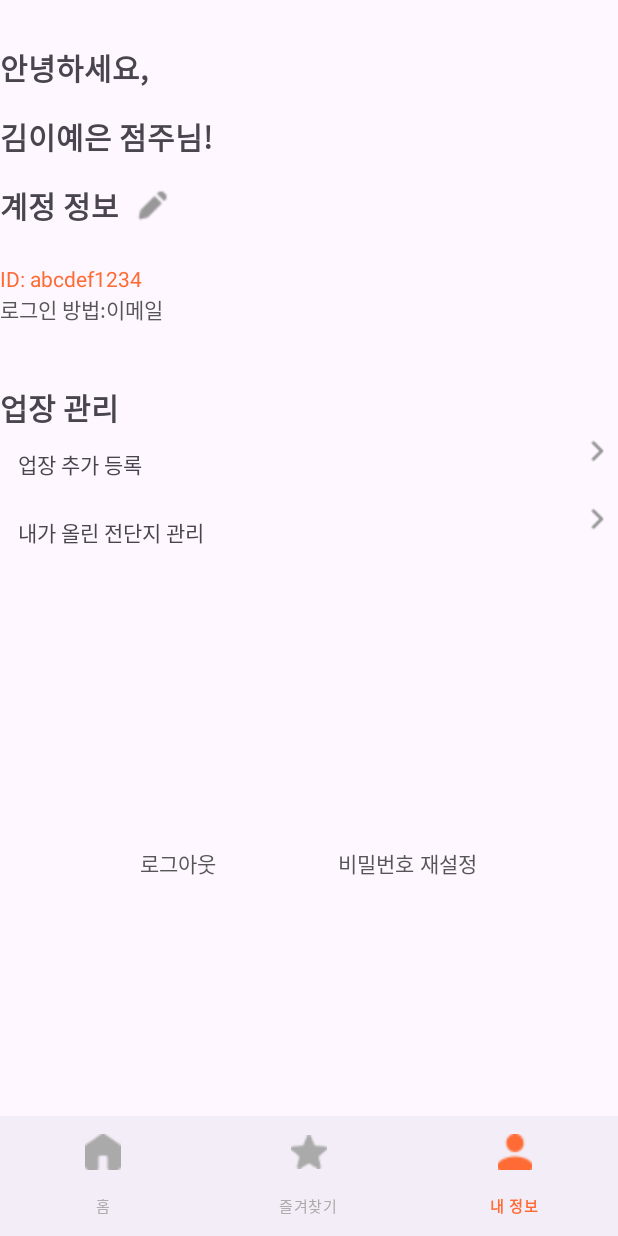
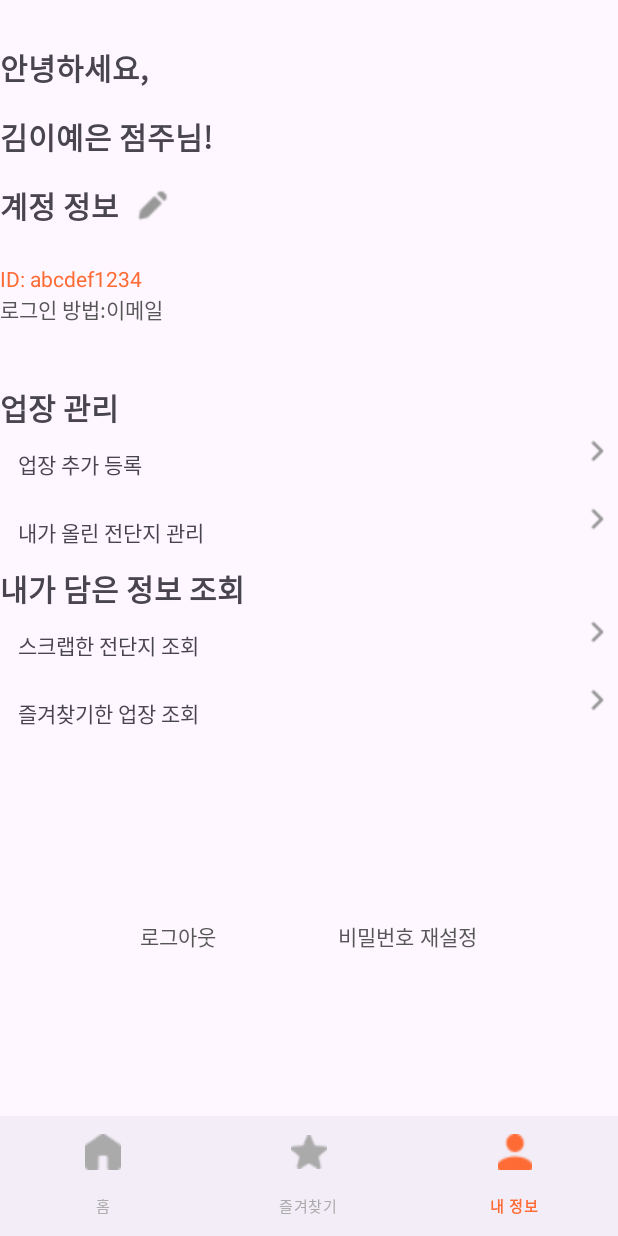
Before and after one commit to JayoungUP/SiroJungbotong, an Android app: the HomeActivity screen opened directly, with no data from a screen before it, item 3 of the bottom bar chosen, on a phone screen of 412 x 824 dp. Run offline under Robolectric (Android 15) with nearby library versions, the light colour scheme and no system bars.

Commit message:
feat:프로필과 즐겨찾기 완료

```diff
--- a/frontend/app/src/main/java/com/tukorea/sirojungbotong/HomeActivity.kt
+++ b/frontend/app/src/main/java/com/tukorea/sirojungbotong/HomeActivity.kt
@@ -40,6 +40,8 @@ class HomeActivity : AppCompatActivity() {
     private lateinit var imgEditMethod: ImageView
     private lateinit var layOwnerControls: LinearLayout
     private lateinit var btnAddStore: TextView
+    private lateinit var btnscrapped: TextView
+    private lateinit var btnfavoritemarket:TextView
     private lateinit var btnManageFlyers: TextView
     private lateinit var tvNotLoggedIn: TextView
     private lateinit var btnLogout: Button
@@ -114,10 +116,20 @@ class HomeActivity : AppCompatActivity() {
         btnManageFlyers = layPro.findViewById(R.id.btn_manage_flyers)
         btnLogout = layPro.findViewById(R.id.btn_logout)
         btnResetPassword = layPro.findViewById(R.id.btn_reset_password)
+        btnscrapped=layPro.findViewById(R.id.btn_scrapped)
+        btnfavoritemarket=layPro.findViewById(R.id.btn_favoritemarket)
 
         btnAddStore.setOnClickListener {
             startActivity(Intent(this, SignupExtraActivity::class.java))
         }
+        btnscrapped.setOnClickListener {
+            startActivity(Intent(this, ScrappedActivity::class.java))
+        }
+        btnfavoritemarket.setOnClickListener {
+            startActivity(Intent(this, ScrappedActivity::class.java))
+        }
+
+
         btnManageFlyers.setOnClickListener {
             Toast.makeText(this, "아직 구현 중입니다.", Toast.LENGTH_SHORT).show()
         }
--- a/frontend/app/src/main/res/layout/profile.xml
+++ b/frontend/app/src/main/res/layout/profile.xml
@@ -74,6 +74,7 @@
                     android:layout_height="24dp"
                     android:contentDescription="수정"/>
             </LinearLayout>
+
         </LinearLayout>
 
         <TextView
@@ -104,7 +105,6 @@
             android:visibility="gone"
             android:text="로그인 방법:카카오" />
 
-        <!-- 점주 관리 섹션 (점주일 때만) -->
         <LinearLayout
             android:id="@+id/lay_owner_controls"
             android:layout_width="match_parent"
@@ -179,14 +179,76 @@
                     android:contentDescription="수정"
                     tools:ignore="MissingConstraints"></ImageView>
             </androidx.constraintlayout.widget.ConstraintLayout>
+            <TextView
+                android:layout_width="match_parent"
+                android:layout_height="wrap_content"
+                android:text="내가 담은 정보 조회"
+                android:fontFamily="@font/helvetica_bold"
+                android:textSize="20sp"
+                android:textStyle="bold" />
+            <androidx.constraintlayout.widget.ConstraintLayout
+                xmlns:android="http://schemas.android.com/apk/res/android"
+                xmlns:app="http://schemas.android.com/apk/res-auto"
+                android:id="@+id/const3"
+                android:layout_width="match_parent"
+                android:layout_height="match_parent">
+
+                <TextView
+                    android:id="@+id/btn_scrapped"
+                    android:layout_width="wrap_content"
+                    android:layout_height="wrap_content"
+                    android:fontFamily="@font/helvetica_bold"
+                    android:padding="12dp"
+                    android:text="스크랩한 전단지 조회"
+                    tools:ignore="MissingConstraints" />
+                <ImageView
+                    android:id="@+id/btn_scrappedbutton"
+                    android:layout_marginTop="3dp"
+                    android:src="@drawable/gotoarrow"
+                    android:layout_width="wrap_content"
+                    android:layout_height="wrap_content"
+                    app:layout_constraintEnd_toEndOf="@id/const3"
+                    android:layout_marginLeft="10dp"
+                    android:contentDescription="수정"
+                    tools:ignore="MissingConstraints"></ImageView>
+            </androidx.constraintlayout.widget.ConstraintLayout>
+
+            <androidx.constraintlayout.widget.ConstraintLayout
+                xmlns:android="http://schemas.android.com/apk/res/android"
+                xmlns:app="http://schemas.android.com/apk/res-auto"
+                android:id="@+id/const4"
+                android:layout_width="match_parent"
+                android:layout_height="match_parent">
+
+                <TextView
+                    android:id="@+id/btn_favoritemarket"
+                    android:layout_width="wrap_content"
+                    android:layout_height="wrap_content"
+                    android:fontFamily="@font/helvetica_bold"
+                    android:padding="12dp"
+                    android:text="즐겨찾기한 업장 조회"
+                    tools:ignore="MissingConstraints" />
+                <ImageView
+                    android:id="@+id/btn_favoritemarketbar"
+                    android:layout_marginTop="3dp"
+                    android:src="@drawable/gotoarrow"
+                    android:layout_width="wrap_content"
+                    android:layout_height="wrap_content"
+                    app:layout_constraintEnd_toEndOf="@id/const4"
+                    android:layout_marginLeft="10dp"
+                    android:contentDescription="수정"
+                    tools:ignore="MissingConstraints"></ImageView>
+            </androidx.constraintlayout.widget.ConstraintLayout>
         </LinearLayout>
+
+    </LinearLayout>
 
 
         <!-- 로그아웃 / 비밀번호 재설정 -->
         <LinearLayout
             android:layout_width="match_parent"
             android:layout_height="wrap_content"
-            android:layout_marginTop="150dp"
+            android:layout_marginTop="600dp"
             android:gravity="center"
             android:orientation="horizontal">
 
@@ -211,6 +273,4 @@
                 android:textColor="@color/gray01"
                 android:text="비밀번호 재설정" />
         </LinearLayout>
-
-    </LinearLayout>
 </FrameLayout>
```
Also changed, not shown: frontend/app/src/main/AndroidManifest.xml (+6 -1 lines), frontend/app/src/main/java/com/tukorea/sirojungbotong/FavoriteMarketActivity.kt (added, +15 -0 lines), frontend/app/src/main/java/com/tukorea/sirojungbotong/ScrappedActivity.kt (added, +15 -0 lines), frontend/app/src/main/res/layout/activity_scrapped_business.xml (added, +56 -0 lines), frontend/app/src/main/res/layout/favoritemarket.xml (added, +56 -0 lines).
